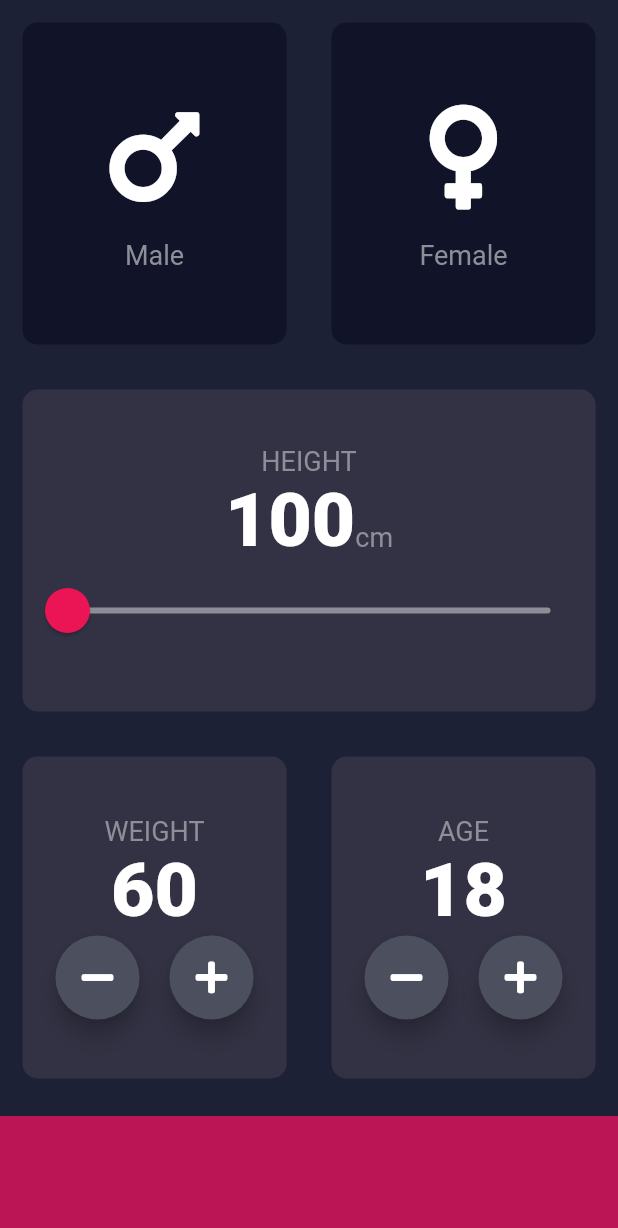
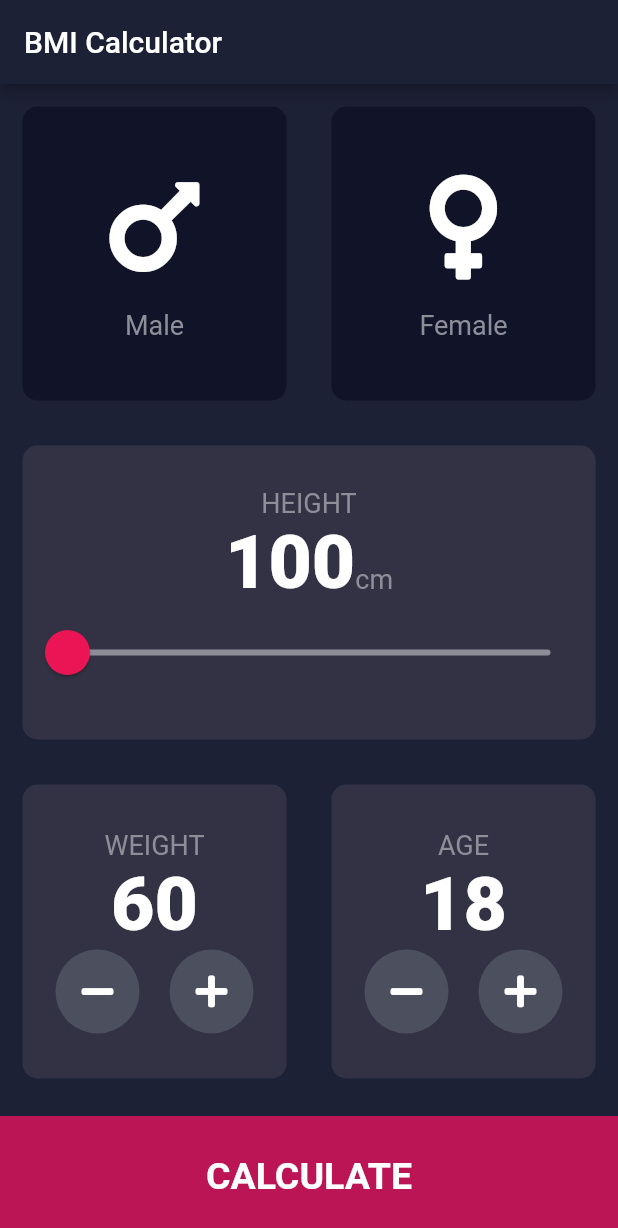
Before and after one commit to jeshu/flutter-bmi-calc, a Flutter app: the screen it shows after launch, on a phone screen of 412 x 824 dp. Shown: the top 1228 px of the screen. Run offline on Flutter 3.47's test engine with Material 2 defaults, Android fonts, the phone set to English and light mode, and no system bars; our stand-ins replace font_awesome_flutter.

Commit message:
UI Done and refactored code

```diff
--- /dev/null
+++ b/lib/components/bottom_button.dart
@@ -0,0 +1,27 @@
+import 'package:bmi_calculator/constants.dart';
+import 'package:flutter/material.dart';
+
+class BottomButton extends StatelessWidget {
+  BottomButton({ @required this.onPressed, @required this.buttonTitle });
+
+  final Function onPressed;
+  final String buttonTitle;
+  @override
+  Widget build(BuildContext context) {
+    return GestureDetector(
+      onTap: onPressed,
+      child: Container(
+        color: BUTTON_COLOR,
+        margin: EdgeInsets.only(top: 10),
+        height: bottomContainerHeight,
+        width: double.infinity,
+        child: Center(
+          child: Text(
+            buttonTitle,
+            style: kLargeBtnStyle,
+          ),
+        ),
+      ),
+    );
+  }
+}
--- a/lib/main.dart
+++ b/lib/main.dart
@@ -1,5 +1,5 @@
 import 'package:flutter/material.dart';
-import 'input_page.dart';
+import 'screens/input_page.dart';
 
 void main() => runApp(BMICalculator());
 
--- a/lib/input_page.dart
+++ b/lib/screens/input_page.dart
@@ -1,10 +1,11 @@
+import '../components/bottom_button.dart';
+import 'results_page.dart';
 import 'package:flutter/cupertino.dart';
-
-import 'reusable_card.dart';
+import '../components/reusable_card.dart';
 import 'package:flutter/material.dart';
 import 'package:font_awesome_flutter/font_awesome_flutter.dart';
-import 'icon_content.dart';
-import 'constants.dart';
+import '../components/icon_content.dart';
+import '../constants.dart';
 
 class InputPage extends StatefulWidget {
   @override
@@ -22,6 +23,9 @@ class _InputPageState extends State<InputPage> {
   @override
   Widget build(BuildContext context) {
     return Scaffold(
+      appBar: AppBar(
+        title: Text('BMI Calculator'),
+      ),
       body: SafeArea(
         child: Column(
           children: <Widget>[
@@ -198,17 +202,26 @@ class _InputPageState extends State<InputPage> {
                 ],
               ),
             ),
-            Container(
-              color: BUTTON_COLOR,
-              margin: EdgeInsets.only(top: 10),
-              height: bottomContainerHeight,
-            )
+            BottomButton(
+              buttonTitle: 'CALCULATE',
+              onPressed: () {
+                Navigator.push(
+                  context,
+                  MaterialPageRoute (
+                      builder: (context) {
+                        return ResultPage();
+                      }
+                  ),
+                );
+              },
+            ),
           ],
         ),
       ),
     );
   }
 }
+
 
 class RoundIconButton extends StatelessWidget {
   RoundIconButton({this.iconData, this.onPressed});
@@ -220,7 +233,7 @@ class RoundIconButton extends StatelessWidget {
   Widget build(BuildContext context) {
     return RawMaterialButton(
       onPressed: onPressed,
-      elevation: 6.0,
+      elevation: 0.0,
       constraints: BoxConstraints.tightFor(
         width: 56,
         height: 56,
```
Also changed, not shown: lib/constants.dart (+21 -0 lines), lib/screens/results_page.dart (added, +58 -0 lines), lib/components/icon_content.dart (renamed from lib/icon_content.dart), lib/components/reusable_card.dart (renamed from lib/reusable_card.dart).
